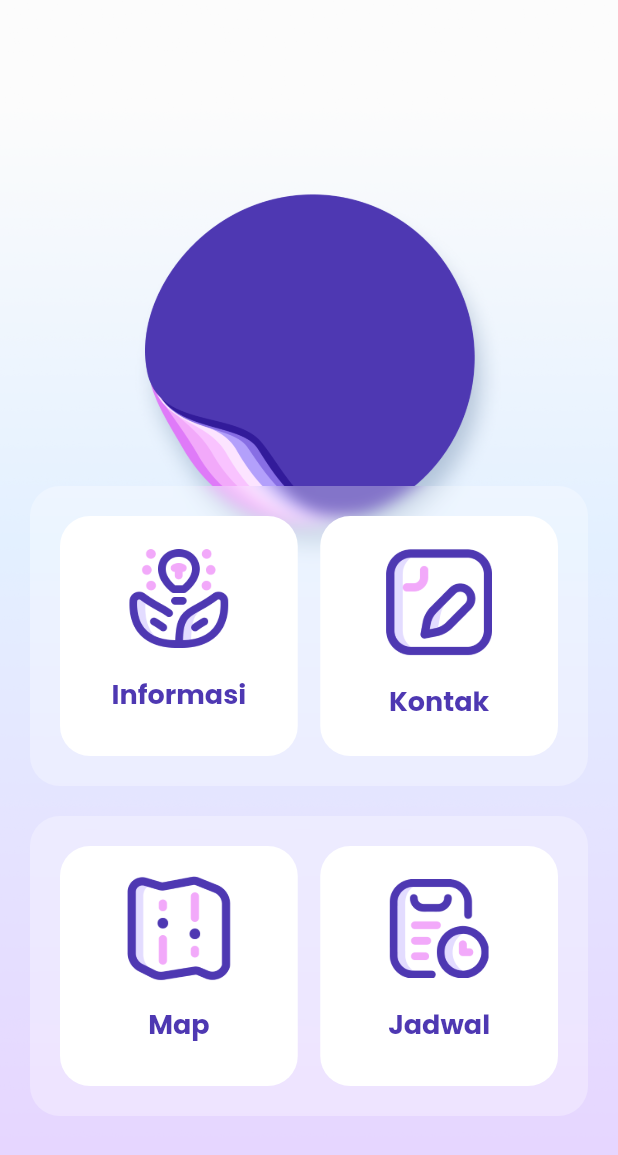
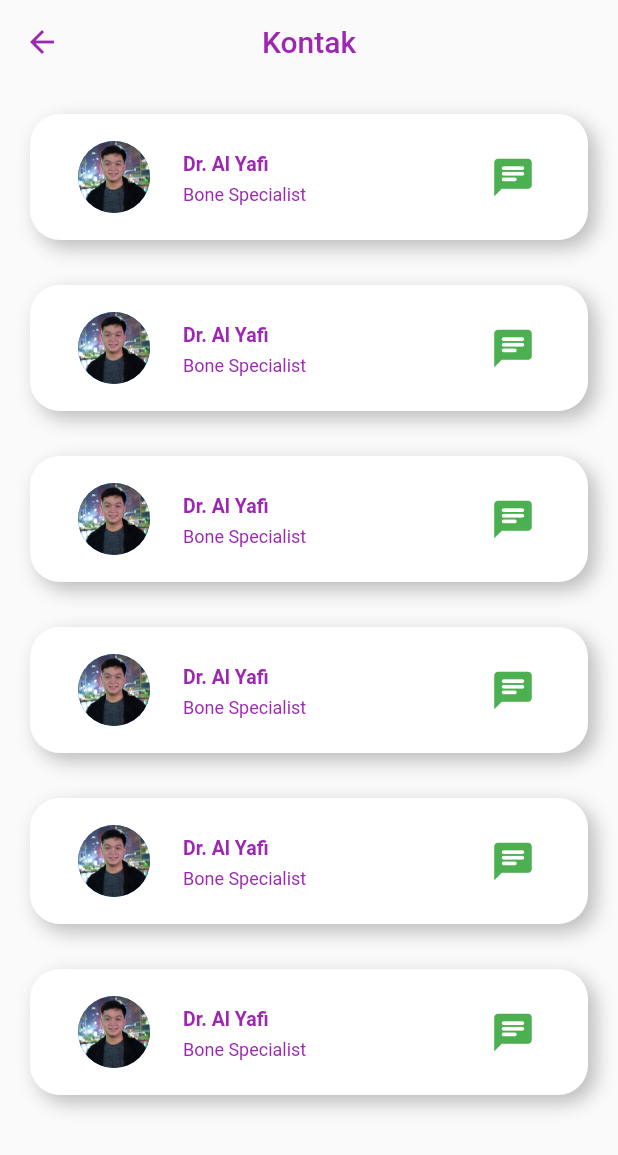
Before and after one commit to Adin09/TanyaDoc, a Flutter app: the Home screen opened by its route, after a tap on "Kontak", on a phone screen of 412 x 824 dp. Shown: the top 1155 px of the screen. Run offline on Flutter 3.47's test engine with Material 2 defaults, Android fonts, the phone set to English and light mode, and no system bars; our stand-ins replace google_fonts, hexcolor, sliding_sheet.

Commit message:
membuat daftar kontak dokter

```diff
--- a/lib/Home_page.dart
+++ b/lib/Home_page.dart
@@ -96,7 +96,8 @@ class Home extends StatelessWidget {
                                 ],
                               ),
                             ),
-                            onTap: () {},
+                            onTap: () =>
+                                {Navigator.pushNamed(context, '/kontak')},
                           ),
                         ),
                       ],
--- /dev/null
+++ b/lib/kontak/kontak_card.dart
@@ -0,0 +1,63 @@
+import 'package:flutter/material.dart';
+
+class CardKontak extends StatelessWidget {
+  const CardKontak({Key? key}) : super(key: key);
+  // 1
+  final String name = 'Admin User';
+  final String adress = 'untuk konsumsi Sendiri';
+  final int phoneNumber = 082201748822;
+
+  // 2
+  @override
+  Widget build(BuildContext context) {
+    // 3
+    return Container(
+      padding: EdgeInsets.fromLTRB(0, 0, 0, 30),
+      child: Container(
+        padding: EdgeInsets.all(10),
+        child: ListTile(
+          dense: true,
+          leading: CircleAvatar(
+            radius: 30,
+            backgroundImage: AssetImage('assets/profile.jpg'),
+          ),
+          title: Text(
+            'Dr. Al Yafi',
+            style: TextStyle(color: Colors.purple, fontWeight: FontWeight.bold),
+          ),
+          subtitle: Text(
+            'Bone Specialist',
+            style: TextStyle(color: Colors.purple),
+          ),
+          trailing: IconButton(
+            onPressed: (() {}),
+            icon: Icon(
+              Icons.chat_rounded,
+              color: Colors.green,
+              size: 30,
+            ),
+          ),
+        ),
+        decoration: const BoxDecoration(
+          color: Colors.white,
+          borderRadius: BorderRadius.all(Radius.circular(20.0)),
+          boxShadow: [
+            BoxShadow(
+              color: Color(0xFFBDBDBD),
+              spreadRadius: 0.0001,
+              blurRadius: 10,
+              offset: Offset(5, 5), // changes position of shadow
+            ),
+          ],
+          // gradient: LinearGradient(
+          //   colors: [const Color(0xFFBBDEFB), Colors.white],
+          //   begin: FractionalOffset.bottomLeft,
+          //   end: FractionalOffset.topRight,
+          //   stops: [0.0, 1.0],
+          //   tileMode: TileMode.clamp,
+          //),
+        ),
+      ),
+    );
+  }
+}
--- /dev/null
+++ b/lib/kontak/kontak_view.dart
@@ -0,0 +1,44 @@
+import 'package:flutter/material.dart';
+import 'package:tanya_doc/kontak/kontak_card.dart';
+
+class Kontak extends StatefulWidget {
+  const Kontak({Key? key}) : super(key: key);
+
+  @override
+  State<Kontak> createState() => _Kontak();
+}
+
+class _Kontak extends State<Kontak> {
+  @override
+  Widget build(BuildContext context) {
+    return Scaffold(
+      appBar: AppBar(
+        backgroundColor: Colors.transparent,
+        title: const Text(
+          "Kontak",
+          style: TextStyle(
+            color: Colors.purple,
+          ),
+        ),
+        iconTheme: IconThemeData(color: Colors.purple),
+        centerTitle: true,
+        elevation: 0.0,
+      ),
+      body: SingleChildScrollView(
+        child: Container(
+          padding: EdgeInsets.fromLTRB(20, 20, 20, 0),
+          child: Column(
+            children: [
+              CardKontak(),
+              CardKontak(),
+              CardKontak(),
+              CardKontak(),
+              CardKontak(),
+              CardKontak(),
+            ],
+          ),
+        ),
+      ),
+    );
+  }
+}
--- a/lib/main.dart
+++ b/lib/main.dart
@@ -3,6 +3,7 @@ import 'package:tanya_doc/batal_pasien_page/batal_paseien_page.dart';
 import 'package:tanya_doc/get_started.dart';
 import 'package:tanya_doc/home_page.dart';
 import 'package:tanya_doc/informasi_page/informasi_page.dart';
+import 'package:tanya_doc/kontak/kontak_view.dart';
 
 void main() {
   runApp(
@@ -13,6 +14,7 @@ void main() {
         '/home': (context) => const Home(),
         '/BatalPasien': (context) => const Batal(),
         '/informasi': (context) => const Informasi(),
+        '/kontak': (context) => const Kontak(),
       },
     ),
   );
```
Also changed, not shown: assets/profile.jpg (added).
